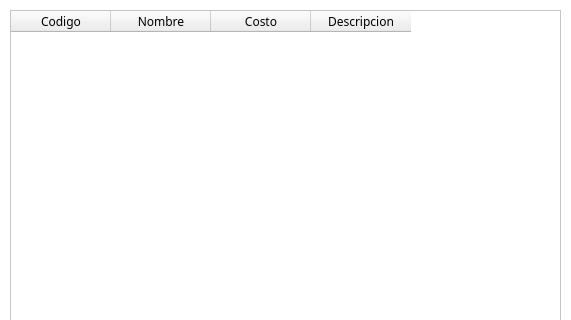
Before: the Qt Designer form gui/administrador/uis/WidgetListarMedicamentos.ui in BryanTabarez/ProyectoBD, drawn with Qt 5; both pictures show x 0 to 571 and y 0 to 320 of the 571 by 481 pixel window.
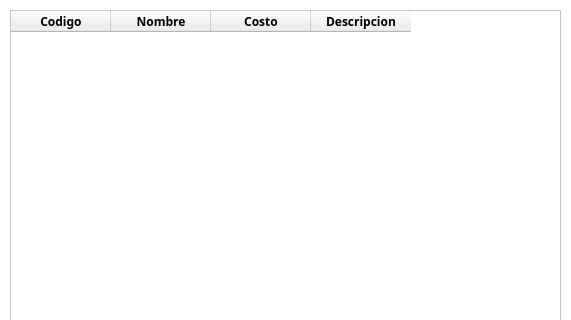
After: the same form once the commit is applied.

Diff of the .ui file:
```diff
--- a/gui/administrador/uis/WidgetListarMedicamentos.ui
+++ b/gui/administrador/uis/WidgetListarMedicamentos.ui
@@ -74,6 +74,12 @@
     </disabled>
    </palette>
   </property>
+  <property name="font">
+   <font>
+    <weight>75</weight>
+    <bold>true</bold>
+   </font>
+  </property>
   <property name="cursor">
    <cursorShape>PointingHandCursor</cursorShape>
   </property>
```
